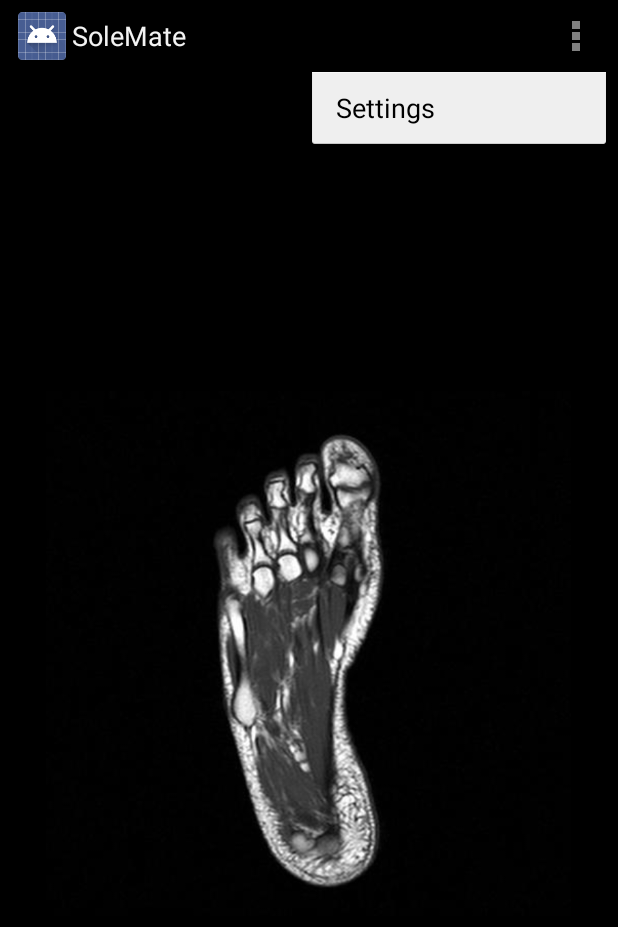
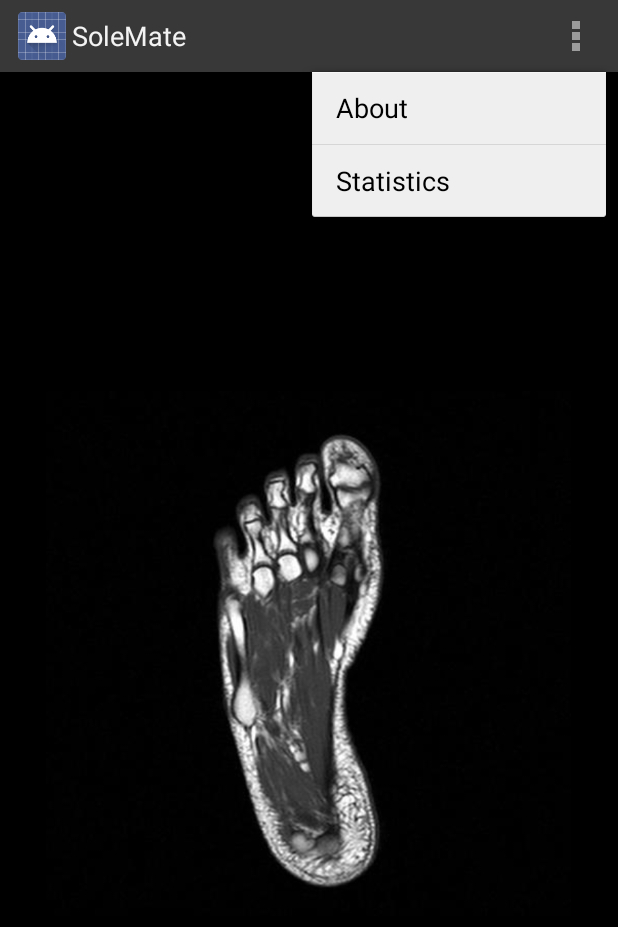
Before and after one commit to sshariff01/BluetoothTest, an Android app: the FeedbackActivity screen opened directly, with no data from a screen before it, with the options menu open, on a phone screen of 412 x 824 dp. Shown: the top 927 px of the screen. Run offline under Robolectric (Android 15) with nearby library versions, the phone set to English and light mode, and no system bars.

Commit message:
Add menu options for statistics and info to feedback activity

```diff
--- a/app/src/main/res/layout/activity_feedback.xml
+++ b/app/src/main/res/layout/activity_feedback.xml
@@ -1,7 +1,9 @@
 <RelativeLayout xmlns:android="http://schemas.android.com/apk/res/android"
-    xmlns:tools="http://schemas.android.com/tools" android:id="@+id/mainLayout"
+    xmlns:tools="http://schemas.android.com/tools"
+    android:id="@+id/mainLayout"
     android:layout_width="match_parent"
-    android:layout_height="match_parent" android:paddingLeft="@dimen/activity_horizontal_margin"
+    android:layout_height="match_parent"
+    android:paddingLeft="@dimen/activity_horizontal_margin"
     android:paddingRight="@dimen/activity_horizontal_margin"
     android:paddingTop="@dimen/activity_vertical_margin"
     android:paddingBottom="@dimen/activity_vertical_margin"
--- a/app/src/main/res/menu/menu_feedback.xml
+++ b/app/src/main/res/menu/menu_feedback.xml
@@ -1,6 +1,8 @@
 <menu xmlns:android="http://schemas.android.com/apk/res/android"
     xmlns:tools="http://schemas.android.com/tools"
     tools:context="com.capstone.solemate.solemate.FeedbackActivity">
-    <item android:id="@+id/action_settings" android:title="@string/action_settings"
+    <item android:id="@+id/action_about" android:title="@string/action_about"
+        android:orderInCategory="100" android:showAsAction="never" />
+    <item android:id="@+id/action_statistics" android:title="@string/action_statistics"
         android:orderInCategory="100" android:showAsAction="never" />
 </menu>
--- a/app/src/main/res/values/strings.xml
+++ b/app/src/main/res/values/strings.xml
@@ -4,6 +4,8 @@
     <string name="app_name">SoleMate</string>
     <string name="hello_world">Hello world!</string>
     <string name="action_settings">Settings</string>
+    <string name="action_about">About</string>
+    <string name="action_statistics">Statistics</string>
     <string name="title_activity_feedback">FeedbackActivity</string>
 
 </resources>
--- a/app/src/main/res/values/styles.xml
+++ b/app/src/main/res/values/styles.xml
@@ -13,7 +13,7 @@
     <!-- ActionBar styles -->
     <style name="MyActionBar"
         parent="@android:style/Widget.Holo.Light.ActionBar.Solid.Inverse">
-        <item name="android:background">#000000</item>
+        <item name="android:background">#383838</item>
     </style>
 
 </resources>
```
Also changed, not shown: app/src/main/java/com/capstone/solemate/solemate/FeedbackActivity.java (+8 -6 lines), app/src/main/res/layout/activity_main.xml (+5 -3 lines).
